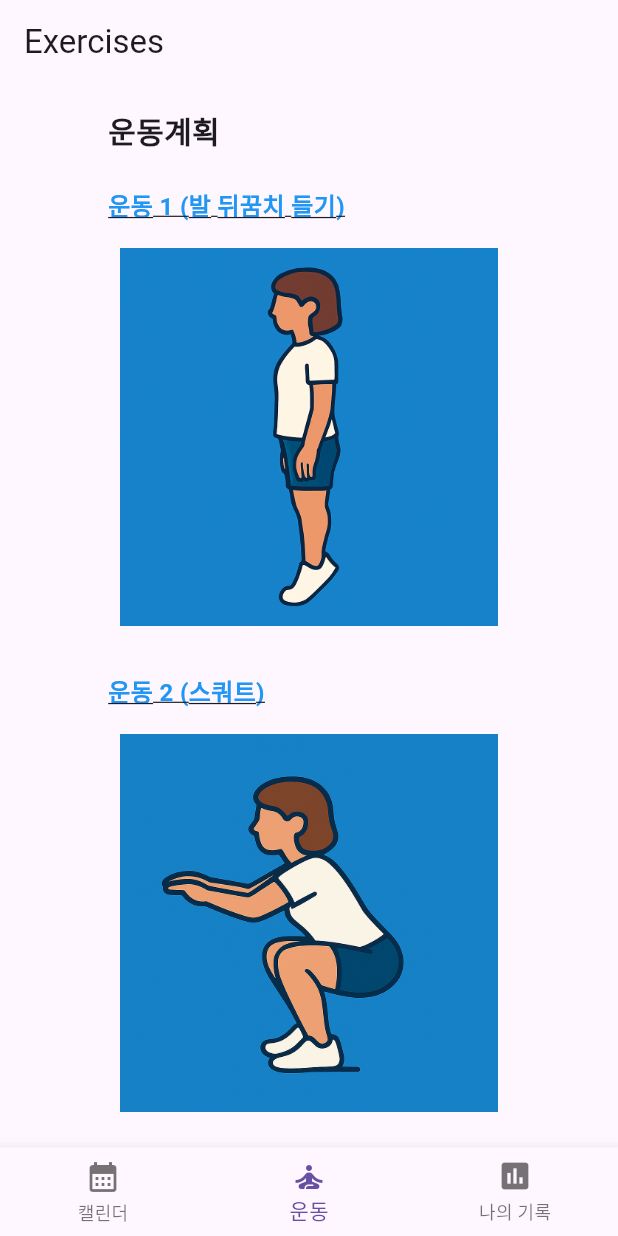
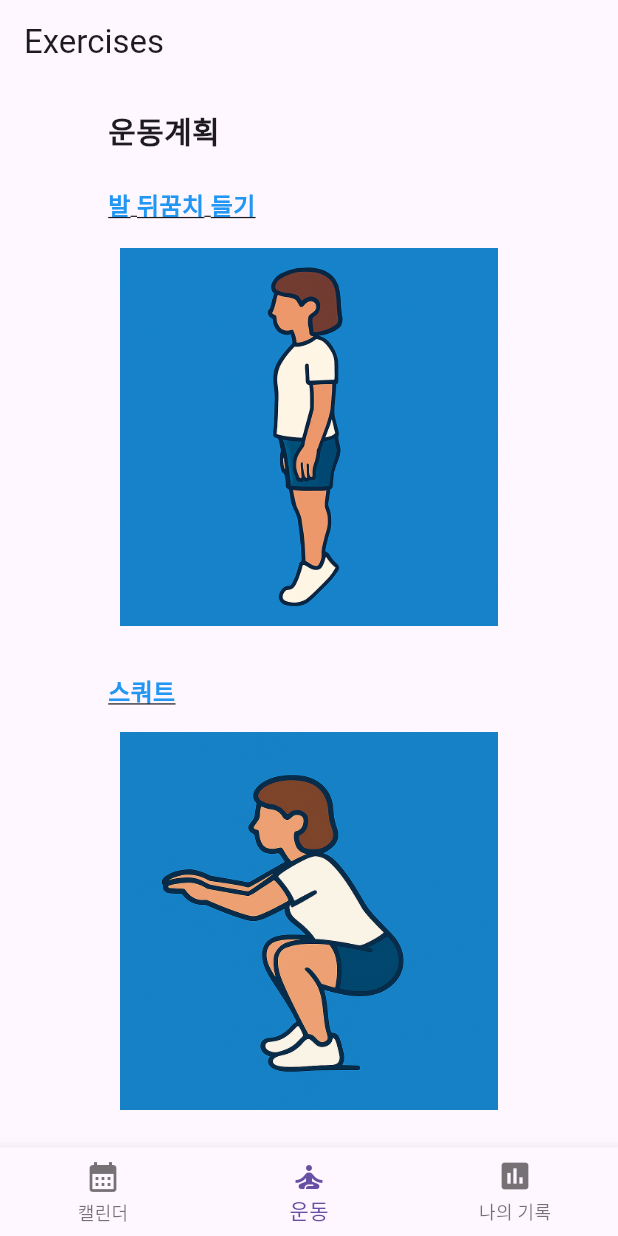
Before and after one commit to June8039/Capstone, a Flutter app: the screen it shows after launch, item 2 of the bottom bar chosen, on a phone screen of 412 x 824 dp. Run offline on Flutter 3.47's test engine with Material 3 defaults, Android fonts, the phone set to English and light mode, and no system bars; our stand-ins replace firebase_core, flutter_tts, permission_handler, table_calendar, video_player; accounts and stored records are empty.

Commit message:
Fix: changed text by removing 운동 1 운동 2

```diff
--- a/lib/screens/exercise_screen.dart
+++ b/lib/screens/exercise_screen.dart
@@ -64,7 +64,7 @@ class ExerciseScreen extends StatelessWidget {
                   child: Container(
                     padding: const EdgeInsets.symmetric(vertical: 8),
                     child: const Text(
-                      '운동 1 (발 뒤꿈치 들기)',
+                      '발 뒤꿈치 들기',
                       style: TextStyle(
                         color: Colors.blue,
                         fontWeight: FontWeight.bold,
@@ -86,7 +86,7 @@ class ExerciseScreen extends StatelessWidget {
                   child: Container(
                     padding: const EdgeInsets.symmetric(vertical: 8),
                     child: const Text(
-                      '운동 2 (스쿼트)',
+                      '스쿼트',
                       style: TextStyle(
                         color: Colors.blue,
                         fontWeight: FontWeight.bold,
```
Also changed, not shown: pubspec.lock.
